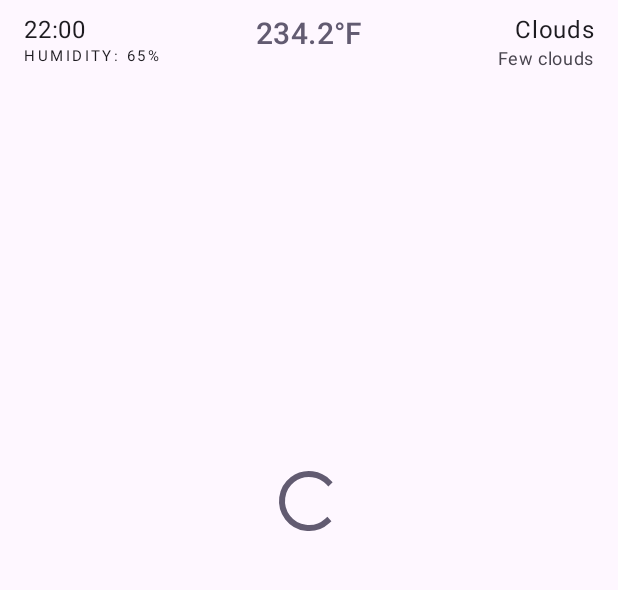
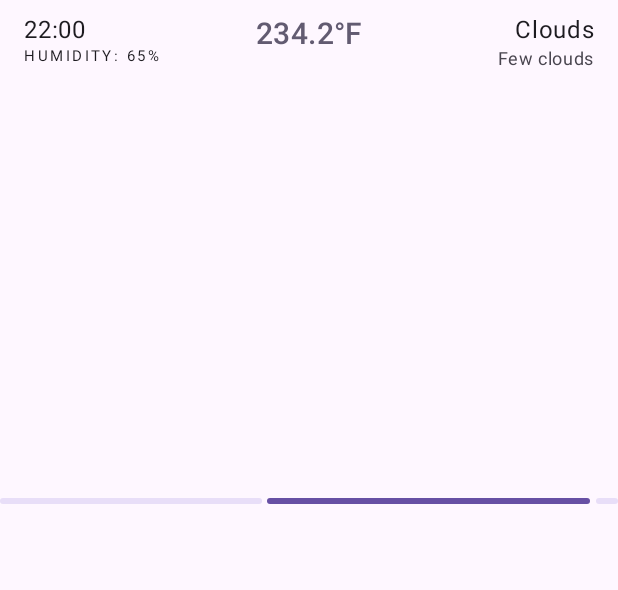
Before and after one commit to abrahampc1/Weather_Android_App, an Android app: the layout activity_main.xml on its own in the app's theme, with its tools: preview values and no code run, on a phone screen of 412 x 824 dp, the part 117-707 px from its top. Run offline under Robolectric (Android 15) with nearby library versions, the phone set to English and light mode, and no system bars.

Commit message:
Clase 384: Vistas reutilizables

```diff
--- a/app/src/main/java/com/example/weather_android_app/mainModule/viewModel/MainViewModel.kt
+++ b/app/src/main/java/com/example/weather_android_app/mainModule/viewModel/MainViewModel.kt
@@ -1,5 +1,7 @@
 package com.example.weather_android_app.mainModule.viewModel
 
+import android.view.View
+import android.widget.ProgressBar
 import androidx.lifecycle.LiveData
 import androidx.lifecycle.MutableLiveData
 import androidx.lifecycle.ViewModel
--- a/app/src/main/res/layout/activity_main.xml
+++ b/app/src/main/res/layout/activity_main.xml
@@ -5,6 +5,7 @@
     xmlns:app="http://schemas.android.com/apk/res-auto">
 
     <data>
+        <import type="com.example.weather_android_app.common.utlis.CommonUtils"/>
         <variable
             name="viewModel"
             type="com.example.weather_android_app.mainModule.viewModel.MainViewModel" />
@@ -29,7 +30,8 @@
         <com.google.android.material.textview.MaterialTextView
             android:id="@+id/currentTittle"
             android:textAppearance="?attr/textAppearanceHeadline5"
-            android:text="Current weather:"
+            android:text="@string/current_weather"
+            app:isGone = "@{!viewModel.isLoad()}"
             android:layout_width="wrap_content"
             android:layout_height="wrap_content"
             android:textColor="?attr/colorPrimary"
@@ -50,7 +52,7 @@
                 android:layout_height="wrap_content"
                 android:textAppearance="?attr/textAppearanceHeadline6"
                 android:textColor="?attr/colorSecondary"
-                android:text="@{String.valueOf(viewModel.result.current.temp)}"
+                android:text="@{@string/temp_weather(viewModel.result.current.temp)}"
                 tools:text="234.2°F"
                 android:gravity="center"
                 app:layout_constraintStart_toStartOf="parent"
@@ -62,7 +64,7 @@
                 android:layout_width="wrap_content"
                 android:layout_height="wrap_content"
                 android:textAppearance="?attr/textAppearanceBody1"
-                android:text="@{String.valueOf(viewModel.result.current.dt)}"
+                android:text="@{@string/dt_weather(CommonUtils.INSTANCE.getHour(viewModel.result.current.dt))}"
                 tools:text="22:00"
                 app:layout_constraintStart_toStartOf="parent"
                 app:layout_constraintTop_toTopOf="parent"/>
@@ -72,7 +74,7 @@
                 android:layout_width="wrap_content"
                 android:layout_height="wrap_content"
                 android:textAppearance="?attr/textAppearanceOverline"
-                android:text="@{String.valueOf(viewModel.result.current.humidity)}"
+                android:text="@{@string/humidity_weather(viewModel.result.current.humidity)}"
                 tools:text="Humidity: 65%"
                 app:layout_constraintStart_toStartOf="@id/txtDate"
                 app:layout_constraintTop_toBottomOf="@id/txtDate"/>
@@ -82,7 +84,7 @@
                 android:layout_width="wrap_content"
                 android:layout_height="wrap_content"
                 android:textAppearance="?attr/textAppearanceBody1"
-                android:text="@{viewModel.result.current.weather[0].main}"
+                android:text="@{CommonUtils.INSTANCE.getWeatherMain(viewModel.result.current.weather)}"
                 tools:text="Clouds"
                 app:layout_constraintEnd_toEndOf="parent"
                 app:layout_constraintTop_toTopOf="parent"/>
@@ -92,7 +94,7 @@
                 android:layout_width="wrap_content"
                 android:layout_height="wrap_content"
                 android:textAppearance="?attr/textAppearanceCaption"
-                android:text="@{viewModel.result.current.weather[0].description}"
+                android:text="@{CommonUtils.INSTANCE.getWeatherDescription(viewModel.result.current.weather)}"
                 tools:text="Few clouds"
                 app:layout_constraintEnd_toEndOf="@id/txtMain"
                 app:layout_constraintTop_toBottomOf="@id/txtMain"/>
@@ -108,10 +110,11 @@
 
         </androidx.constraintlayout.widget.ConstraintLayout>
 
-        <ProgressBar
+        <com.google.android.material.progressindicator.LinearProgressIndicator
             android:layout_width="0dp"
             android:layout_height="wrap_content"
             android:indeterminate="true"
+            app:isGone = "@{!viewModel.isLoad()}"
             app:layout_constraintStart_toStartOf="parent"
             app:layout_constraintEnd_toEndOf="parent"
             app:layout_constraintTop_toTopOf="@id/txtZone"
--- a/app/src/main/res/values/strings.xml
+++ b/app/src/main/res/values/strings.xml
@@ -1,4 +1,10 @@
 <resources>
     <string name="app_name">Weather</string>
     <string name="main_error_server">Error con el servidor\n</string>
+    <string name="current_weather">Current weather:</string>
+    <string name="forecast_weather">Forecast weather:</string>
+    <string name="temp_weather">%.2f°C</string>
+    <string name="dt_weather">Hour: %s</string>
+    <string name="humidity_weather">Humidity: %d%%</string>
+    <string name="pop_weather">Pop: %.1f%%</string>
 </resources>
```
Also changed, not shown: app/src/main/java/com/example/weather_android_app/common/adapters/WeatherBindingAdapter.kt (added, +9 -0 lines), app/src/main/java/com/example/weather_android_app/common/utlis/CommonUtils.kt (added, +22 -0 lines).
